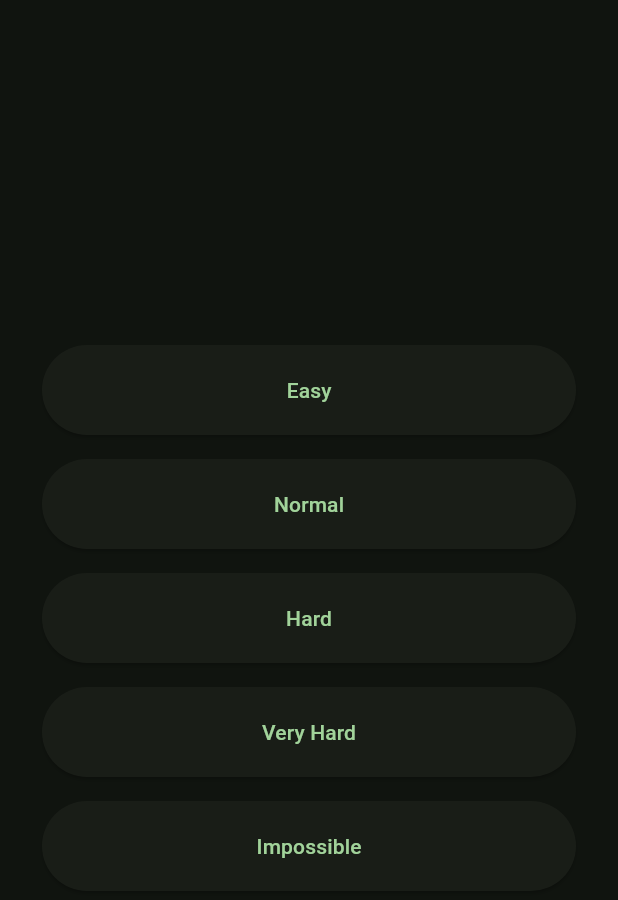
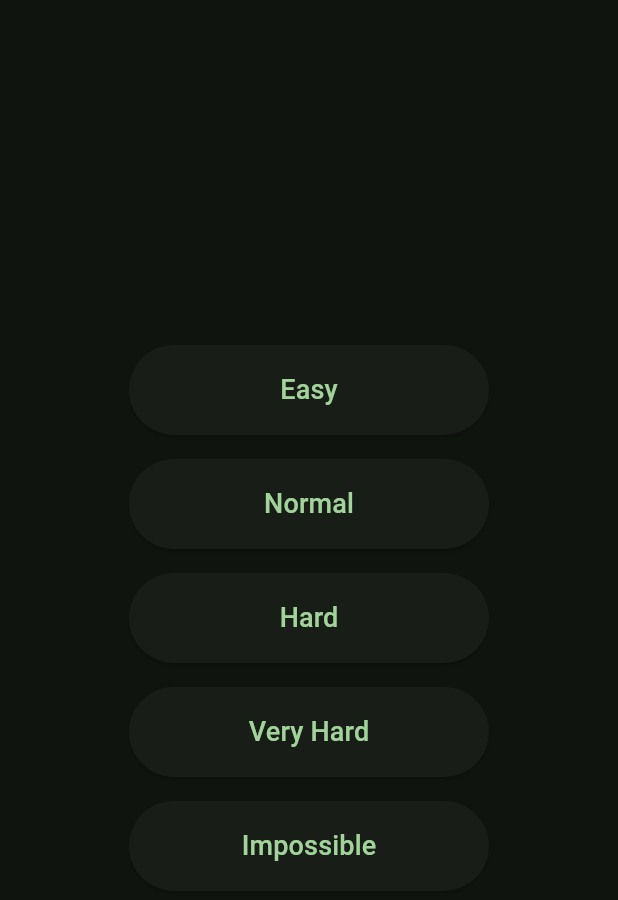
Before and after one commit to MoazSalem/Snake_Flutter_Game, a Flutter app: the screen it shows after launch, after a tap on "Start Game", on a phone screen of 412 x 824 dp. Shown: the top 900 px of the screen. Run offline on Flutter 3.47's test engine with Material 2 defaults, Android fonts, the phone set to English and light mode, and no system bars; our stand-ins replace audioplayers, flutter_bloc, flutter_svg, get_it; missing offline and left inert: animated_segmented_tab_control.

```diff
--- a/lib/features/difficulty/presentation/widgets/button_widget.dart
+++ b/lib/features/difficulty/presentation/widgets/button_widget.dart
@@ -13,10 +13,14 @@ class ButtonWidget extends StatelessWidget {
       padding: const EdgeInsets.all(8.0),
       child: SizedBox(
           height: 60,
+          width: 240,
           child: ElevatedButton(
               onPressed: () => Navigator.pushNamed(context, '/game',
                   arguments: ScreenArguments(difficultyType: difficultyType)),
-              child: Text(text))),
+              child: Text(
+                text,
+                style: const TextStyle(fontSize: 18),
+              ))),
     );
   }
 }
--- a/lib/features/difficulty/presentation/widgets/difficulty_view_body.dart
+++ b/lib/features/difficulty/presentation/widgets/difficulty_view_body.dart
@@ -8,9 +8,10 @@ class DifficultyViewBody extends StatelessWidget {
   Widget build(BuildContext context) {
     return const Padding(
       padding: EdgeInsets.all(20.0),
+      child: Center(
         child: Column(
             mainAxisAlignment: MainAxisAlignment.center,
-          crossAxisAlignment: CrossAxisAlignment.stretch,
+            crossAxisAlignment: CrossAxisAlignment.center,
             children: [
               ButtonWidget(
                 text: 'Easy',
@@ -33,6 +34,7 @@ class DifficultyViewBody extends StatelessWidget {
                 difficultyType: 4,
               ),
             ]),
+      ),
     );
   }
 }
--- a/lib/features/home/presentation/widgets/home_view_body.dart
+++ b/lib/features/home/presentation/widgets/home_view_body.dart
@@ -6,24 +6,39 @@ class HomeViewBody extends StatelessWidget {
   @override
   Widget build(BuildContext context) {
     return Padding(
-      padding: const EdgeInsets.all(16.0),
+      padding: const EdgeInsets.all(28.0),
+      child: Center(
         child: Column(
+          mainAxisSize: MainAxisSize.max,
           mainAxisAlignment: MainAxisAlignment.center,
-        crossAxisAlignment: CrossAxisAlignment.stretch,
+          crossAxisAlignment: CrossAxisAlignment.center,
           children: [
             SizedBox(
-              height: 80,
+                height: 240,
+                width: 240,
                 child: ElevatedButton(
                     onPressed: () => Navigator.pushNamed(context, '/difficulty'),
-                  child: const Text('Start Game'))),
+                    child: const Text(
+                      'Start Game',
+                      style: TextStyle(fontSize: 24),
+                    ))),
             const SizedBox(height: 16),
             SizedBox(
                 height: 60,
+                width: 240,
+                child: ElevatedButton(
+                    onPressed: () => Navigator.pushNamed(context, '/leaderboard'),
+                    child: const Text('Leaderboard'))),
+            const SizedBox(height: 16),
+            SizedBox(
+                height: 60,
+                width: 240,
                 child: ElevatedButton(
                     onPressed: () => Navigator.pushNamed(context, '/options'),
                     child: const Text('Options'))),
           ],
         ),
+      ),
     );
   }
 }
--- a/lib/main.dart
+++ b/lib/main.dart
@@ -2,6 +2,7 @@ import 'package:flutter/material.dart';
 import 'package:snake/features/difficulty/presentation/difficulty_view.dart';
 import 'package:snake/features/game/presentation/game_view.dart';
 import 'package:snake/features/home/presentation/home_view.dart';
+import 'package:snake/features/leaderboard/presentation/leaderboard_view.dart';
 import 'package:snake/features/options/presentation/options_view.dart';
 import 'package:snake/features/splash/presentation/splash_view.dart';
 
@@ -28,6 +29,7 @@ class MyApp extends StatelessWidget {
           '/home': (context) => const HomeView(),
           '/difficulty': (context) => const DifficultyView(),
           '/game': (context) => const GameView(),
+          '/leaderboard': (context) => const LeaderboardView(),
           '/options': (context) => const OptionsView(),
         });
   }
--- a/pubspec.yaml
+++ b/pubspec.yaml
@@ -39,6 +39,7 @@ dependencies:
   flutter_bloc: ^8.1.3
   get_it: ^7.6.4
   audioplayers: ^5.1.0
+  animated_segmented_tab_control: ^1.2.0
 
 dev_dependencies:
   flutter_test:
```
Also changed, not shown: lib/core/models/leaderboard_item.dart (added, +15 -0 lines), lib/features/leaderboard/presentation/leaderboard_view.dart (added, +11 -0 lines), lib/features/leaderboard/presentation/widgets/leaderboard_tile.dart (added, +43 -0 lines), lib/features/leaderboard/presentation/widgets/leaderboard_view_body.dart (added, +76 -0 lines), pubspec.lock. Lines whose indentation alone changed are shown as unchanged.
